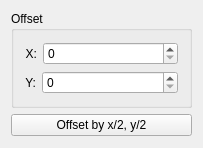
The window that krita/plugins/extensions/offsetimage/wdg_offsetimage.ui (KDE/krita) describes before a commit, drawn with Qt 5.
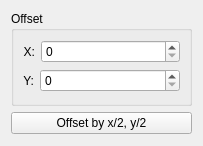
The same window after the commit.

Commit message:
Remove any hardcoding of spaces to 6 and margins to 9/11 in Krita's UI

thanks boud for review

Patch:
```diff
--- a/krita/plugins/extensions/offsetimage/wdg_offsetimage.ui
+++ b/krita/plugins/extensions/offsetimage/wdg_offsetimage.ui
@@ -93,7 +93,6 @@
    </item>
   </layout>
  </widget>
- <layoutdefault spacing="6" margin="11"/>
  <resources/>
  <connections/>
 </ui>
```
The commit also changes 62 other files.
